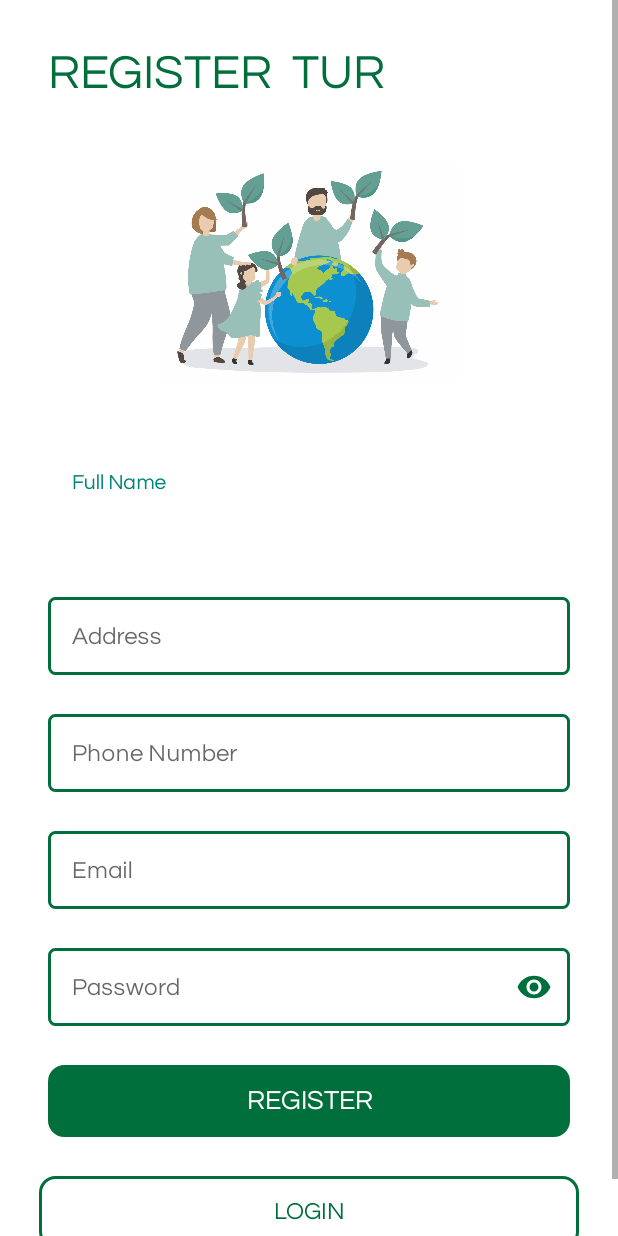
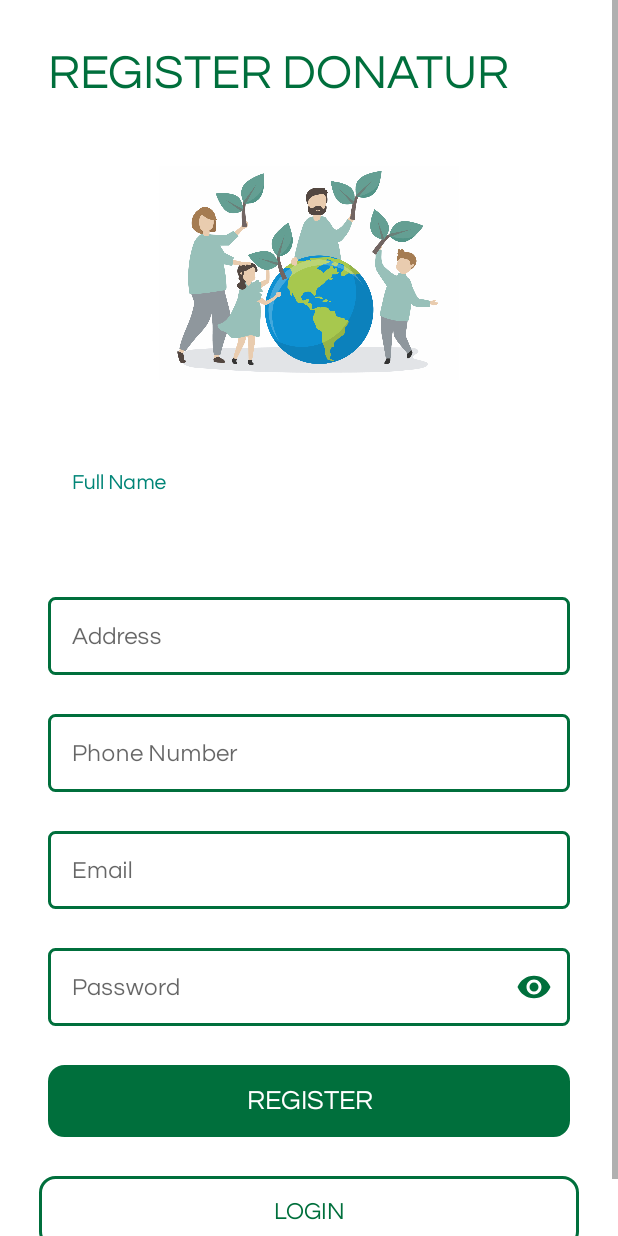
Before and after one commit to rifdahneta/Foodless, an Android app: the Register screen opened directly, with no data from a screen before it, on a phone screen of 412 x 824 dp. Run offline under Robolectric (Android 15) with nearby library versions, the phone set to English and light mode, and no system bars; our stand-ins replace Firebase (no records; nobody signed in at launch, a user with empty details on screens opened directly).

Commit message:
Update strings.xml

```diff
--- a/app/src/main/res/values/strings.xml
+++ b/app/src/main/res/values/strings.xml
@@ -14,7 +14,7 @@
 
     <string name="app_name">Foodless</string>
     <string name="register">REGISTER</string>
-    <string name="regis_donatur">REGISTER <DONA>    </DONA>TUR</string>
+    <string name="regis_donatur">REGISTER DONATUR</string>
     <string name="regis_komunitas">REGISTER COMMUNITY</string>
     <string name="full_name">Full Name</string>
     <string name="phone_number">Phone Number</string>
```
